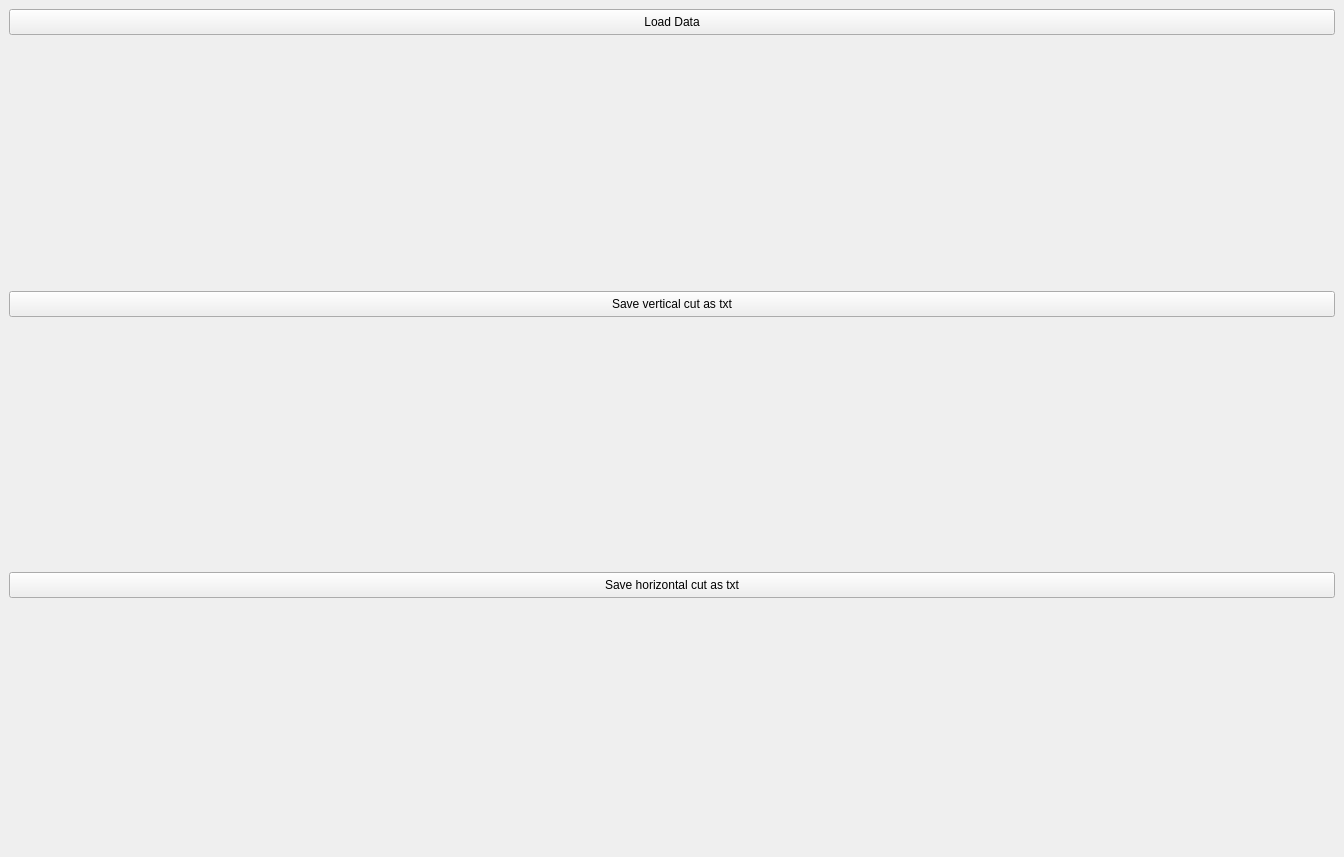
Before: the Qt Designer form form.ui in sstendahl/GIScan, drawn with Qt 5.
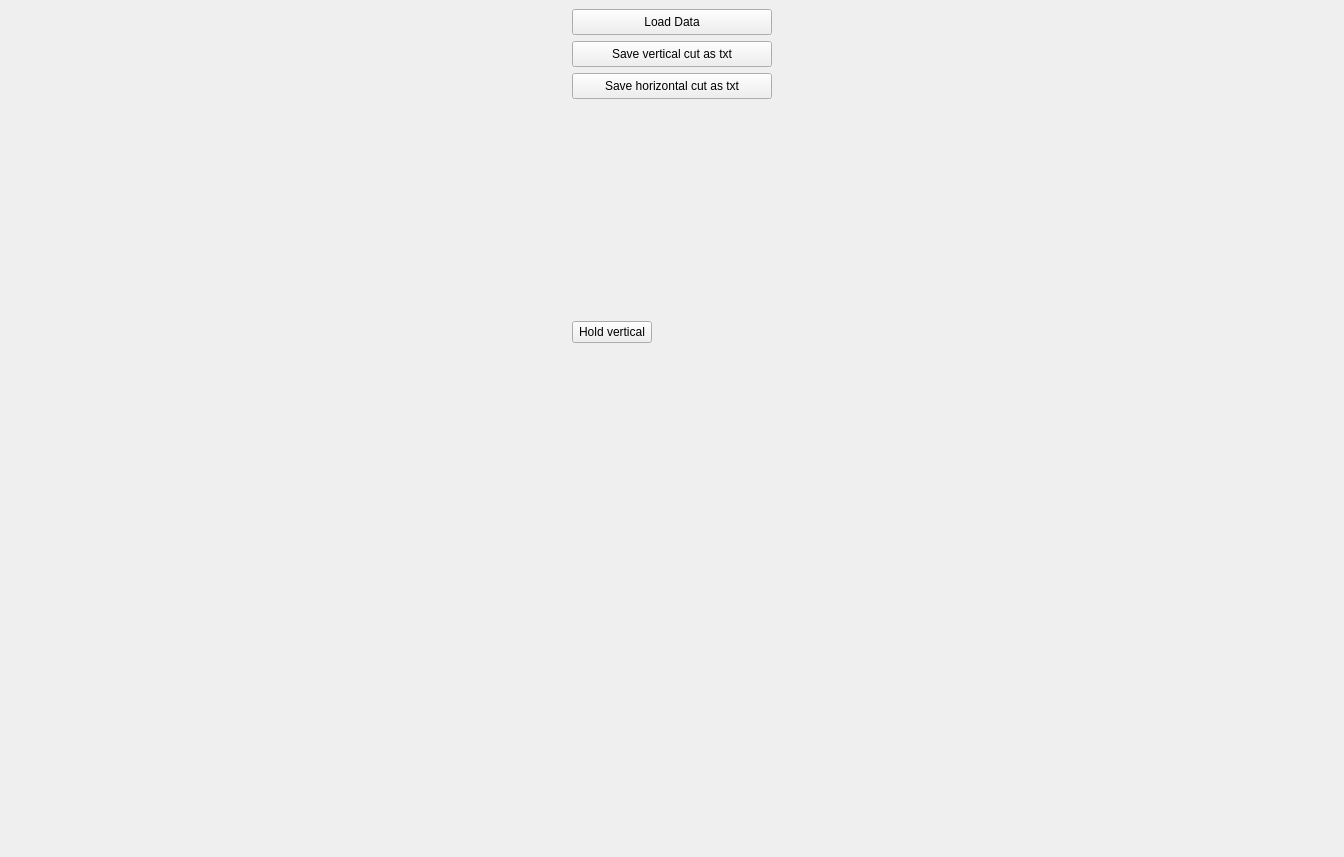
After: the same form once the commit is applied.

Commit message: Added absolute coordinates, and drag line functionality

Diff of the .ui file:
```diff
--- a/form.ui
+++ b/form.ui
@@ -35,30 +35,17 @@
         <property name="verticalSpacing">
          <number>6</number>
         </property>
-        <item row="0" column="0" alignment="Qt::AlignTop">
-         <widget class="QPushButton" name="load_button">
-          <property name="minimumSize">
-           <size>
-            <width>0</width>
-            <height>26</height>
-           </size>
-          </property>
-          <property name="maximumSize">
-           <size>
-            <width>16777215</width>
-            <height>26</height>
-           </size>
-          </property>
-          <property name="text">
-           <string>Load Data</string>
-          </property>
-         </widget>
-        </item>
         <item row="2" column="0" alignment="Qt::AlignTop">
          <widget class="QPushButton" name="saveHorizontal">
+          <property name="sizePolicy">
+           <sizepolicy hsizetype="Maximum" vsizetype="Expanding">
+            <horstretch>0</horstretch>
+            <verstretch>100</verstretch>
+           </sizepolicy>
+          </property>
           <property name="minimumSize">
            <size>
-            <width>0</width>
+            <width>200</width>
             <height>26</height>
            </size>
           </property>
@@ -75,9 +62,15 @@
         </item>
         <item row="1" column="0" alignment="Qt::AlignTop">
          <widget class="QPushButton" name="saveVertical">
+          <property name="sizePolicy">
+           <sizepolicy hsizetype="Maximum" vsizetype="Expanding">
+            <horstretch>0</horstretch>
+            <verstretch>1</verstretch>
+           </sizepolicy>
+          </property>
           <property name="minimumSize">
            <size>
-            <width>0</width>
+            <width>200</width>
             <height>26</height>
            </size>
           </property>
@@ -92,6 +85,53 @@
           </property>
          </widget>
         </item>
+        <item row="0" column="0" alignment="Qt::AlignTop">
+         <widget class="QPushButton" name="load_button">
+          <property name="sizePolicy">
+           <sizepolicy hsizetype="Maximum" vsizetype="Expanding">
+            <horstretch>0</horstretch>
+            <verstretch>0</verstretch>
+           </sizepolicy>
+          </property>
+          <property name="minimumSize">
+           <size>
+            <width>200</width>
+            <height>26</height>
+           </size>
+          </property>
+          <property name="maximumSize">
+           <size>
+            <width>16777215</width>
+            <height>26</height>
+           </size>
+          </property>
+          <property name="text">
+           <string>Load Data</string>
+          </property>
+         </widget>
+        </item>
+        <item row="3" column="0" alignment="Qt::AlignTop">
+         <widget class="QPushButton" name="holdVertical">
+          <property name="sizePolicy">
+           <sizepolicy hsizetype="Maximum" vsizetype="Expanding">
+            <horstretch>0</horstretch>
+            <verstretch>218</verstretch>
+           </sizepolicy>
+          </property>
+          <property name="maximumSize">
+           <size>
+            <width>16777215</width>
+            <height>26</height>
+           </size>
+          </property>
+          <property name="text">
+           <string>Hold vertical</string>
+          </property>
+          <property name="checkable">
+           <bool>true</bool>
+          </property>
+         </widget>
+        </item>
        </layout>
       </item>
      </layout>
```
The commit also changes 1 other file.
